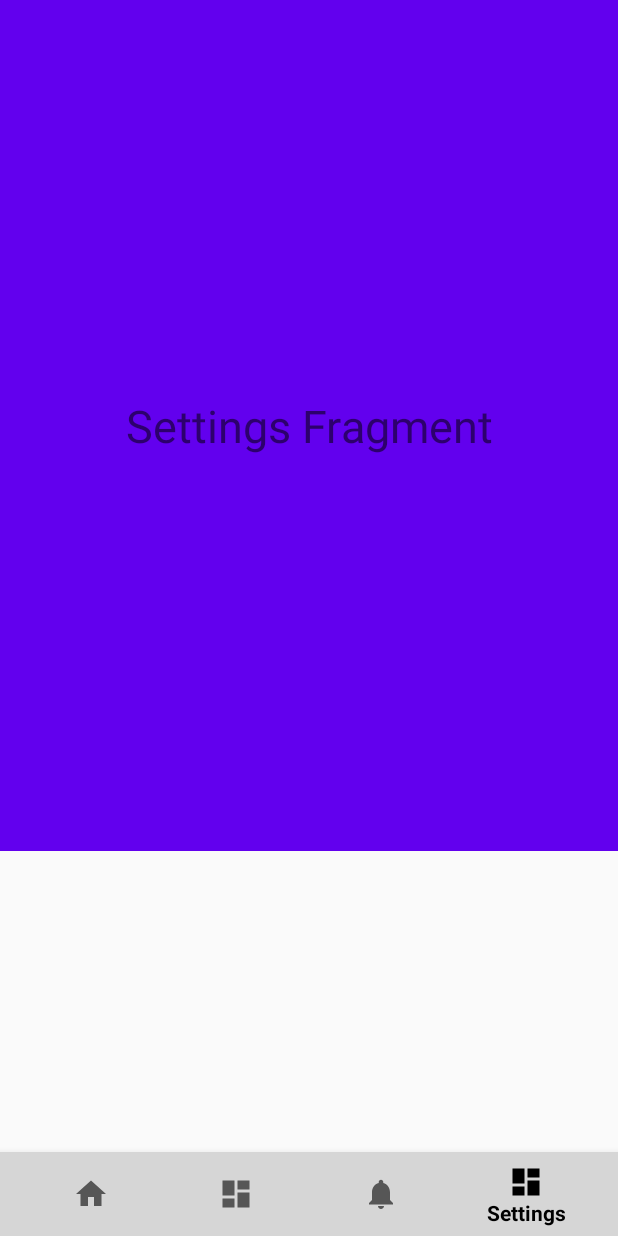
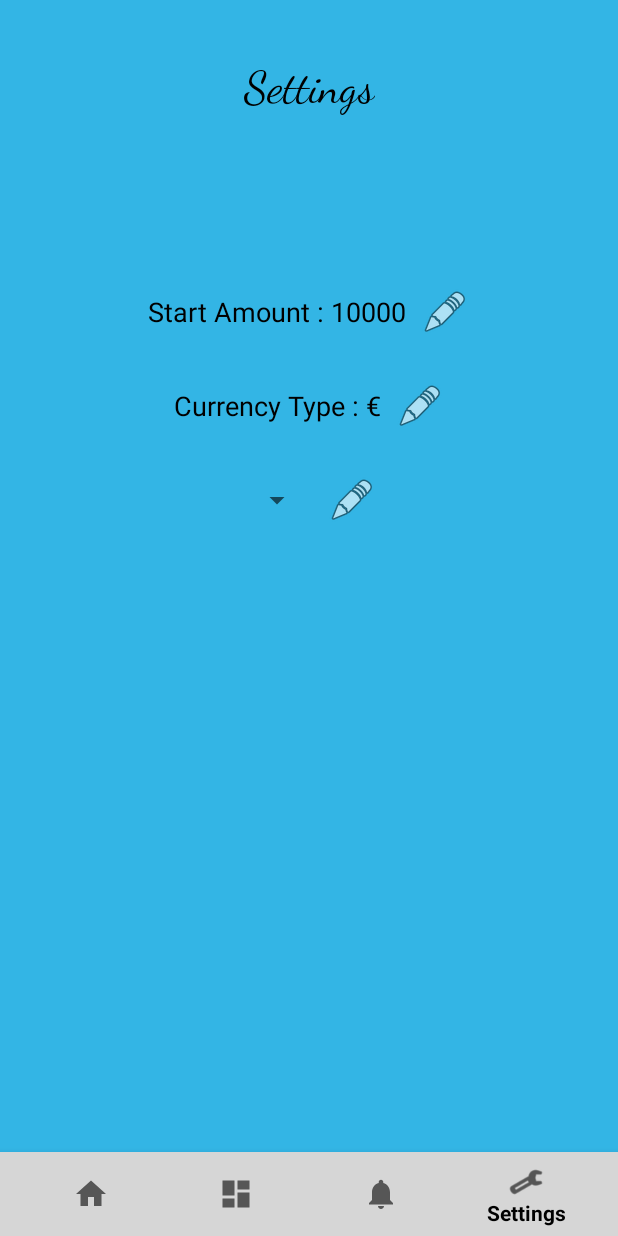
Before and after one commit to JDevs10/Analyst, an Android app: the screen it shows after launch (HomeActivity), item 4 of the bottom bar chosen, on a phone screen of 412 x 824 dp. Run offline under Robolectric (Android 15) with nearby library versions, the phone set to English and light mode, and no system bars.

Commit message:
adding ticket to the db is almost done; Settings Fragment front is done; Ticket list view front updated;

```diff
--- a/app/src/main/AndroidManifest.xml
+++ b/app/src/main/AndroidManifest.xml
@@ -9,7 +9,6 @@
         android:roundIcon="@mipmap/ic_launcher_round"
         android:supportsRtl="true"
         android:theme="@style/AppTheme">
-        <activity android:name=".EditTicketActivity"></activity>
         <activity android:name=".AddTicketActivity" />
         <activity
             android:name=".HomeActivity"
--- a/app/src/main/java/com/example/fragmenttest/EditTicketActivity.java
+++ /dev/null
@@ -1,13 +0,0 @@
-package com.example.fragmenttest;
-
-import android.support.v7.app.AppCompatActivity;
-import android.os.Bundle;
-
-public class EditTicketActivity extends AppCompatActivity {
-
-    @Override
-    protected void onCreate(Bundle savedInstanceState) {
-        super.onCreate(savedInstanceState);
-        setContentView(R.layout.activity_edit_ticket);
-    }
-}
--- a/app/src/main/java/com/example/fragmenttest/Fragments/ListFragment.java
+++ b/app/src/main/java/com/example/fragmenttest/Fragments/ListFragment.java
@@ -80,19 +80,7 @@ public class ListFragment extends Fragment {
         ticketArrayList = new ArrayList<>();
         db = new DatabaseHelper(getContext());
 
-
-        ticketArrayList.add(new Ticket(1,"Food Delux","Food","-",26.50,"€",timeStamp));
-        ticketArrayList.add(new Ticket(1,"Food Max","Food","-",6.50,"€",timeStamp));
-        ticketArrayList.add(new Ticket(1,"Food Me","House","-",46.10,"€",timeStamp));
-        ticketArrayList.add(new Ticket(1,"Food Hello","Food","-",999.50,"€","2019-10-26 06:05:00"));
-        ticketArrayList.add(new Ticket(1,"Food Delux","House","-",2699.50,"€",timeStamp));
-        ticketArrayList.add(new Ticket(1,"Food Max","Food","-",99995.50,"€",timeStamp));
-        ticketArrayList.add(new Ticket(1,"Food Me","Food","-",46.10,"€",timeStamp));
-        ticketArrayList.add(new Ticket(1,"Food Hello","Electronics","-",2.50,"€","2019-08-10 06:05:00"));
-        ticketArrayList.add(new Ticket(1,"Food Delux","Food","-",26.50,"€",timeStamp));
-        ticketArrayList.add(new Ticket(1,"Food Max","Food","-",6.50,"€",timeStamp));
-        ticketArrayList.add(new Ticket(1,"Food Me","Electronics","-",46.10,"€",timeStamp));
-        ticketArrayList.add(new Ticket(1,"Food Hello","Bank","-",2.50,"€",timeStamp));
+        getTickets();
 
     }
 
@@ -227,12 +215,36 @@ public class ListFragment extends Fragment {
         categoriesList.add("House");
     }
 
+    private void getTickets(){
+        Cursor res = db.getAllTicketData();
+
+        ticketArrayList.clear();
+        if (res.getCount() == 0){
+            Toast.makeText(getContext(), "ERROR : No Ticket(s) Found", Toast.LENGTH_SHORT).show();
+            ticketArrayList.add(new Ticket(1,"Welcome","You have no ticket(s), press the add button to get started !!!","-",10.26,"€",timeStamp));
+            return;
+        }
+
+        while (res.moveToNext()){
+            Ticket ticket = new Ticket();
+            ticket.setId(res.getInt(0));
+            ticket.setName(res.getString(1));
+            ticket.setCategory(res.getString(2));
+            ticket.setTicketType(res.getString(3));
+            ticket.setCurrency(res.getDouble(4));
+            ticket.setCurrencyType(res.getString(5));
+            ticket.setDate(res.getString(6));
+            ticketArrayList.add(ticket);
+        }
+    }
+
     //Add new Tickets
     private void openAddTicket(){
         Intent intent = new Intent(ListFragment.this.getContext(), AddTicketActivity.class);
         startActivity(intent);
     }
 
+    //Ticket Update popup
     private void InitUpdateDialog(final Ticket ticket, final int position, View view) {
 
         final EditText et_update_name = (EditText) view.findViewById(R.id.fragment_list_dialog_update_et_update_name);
--- /dev/null
+++ b/app/src/main/res/drawable/round_edges.xml
@@ -0,0 +1,11 @@
+<?xml version="1.0" encoding="utf-8"?>
+<shape xmlns:android="http://schemas.android.com/apk/res/android">
+    <gradient
+        android:endColor="@color/default_android"
+        android:centerColor="@color/default_android"
+        android:startColor="@color/default_android"
+        android:angle="270" />
+
+    <corners
+        android:radius="20dp" />
+</shape>
--- a/app/src/main/res/layout/activity_edit_ticket.xml
+++ /dev/null
@@ -1,9 +0,0 @@
-<?xml version="1.0" encoding="utf-8"?>
-<android.support.constraint.ConstraintLayout xmlns:android="http://schemas.android.com/apk/res/android"
-    xmlns:app="http://schemas.android.com/apk/res-auto"
-    xmlns:tools="http://schemas.android.com/tools"
-    android:layout_width="match_parent"
-    android:layout_height="match_parent"
-    tools:context=".EditTicketActivity">
-
-</android.support.constraint.ConstraintLayout>
--- a/app/src/main/res/layout/activity_home.xml
+++ b/app/src/main/res/layout/activity_home.xml
@@ -5,13 +5,15 @@
     android:id="@+id/container"
     android:layout_width="match_parent"
     android:layout_height="match_parent"
+    android:background="@android:color/holo_blue_light"
     tools:context=".HomeActivity">
 
     <FrameLayout
         android:id="@+id/fragment_container"
         android:layout_width="match_parent"
-        android:layout_height="wrap_content"
-        android:layout_above="@id/navigation"/>
+        android:layout_height="match_parent"
+        android:layout_above="@id/navigation"
+        app:layout_constraintBottom_toTopOf="@+id/navigation" />
 
     <android.support.design.widget.BottomNavigationView
         android:id="@+id/navigation"
--- a/app/src/main/res/layout/custom_ticket.xml
+++ b/app/src/main/res/layout/custom_ticket.xml
@@ -2,8 +2,9 @@
 <LinearLayout xmlns:android="http://schemas.android.com/apk/res/android"
     android:layout_width="match_parent"
     android:layout_height="wrap_content"
-    android:background="@color/default_android"
+    android:background="@drawable/round_edges"
     android:orientation="horizontal"
+    android:layout_margin="10dp"
     android:padding="10dp">
 
     <LinearLayout
--- a/app/src/main/res/layout/fragment_settings.xml
+++ b/app/src/main/res/layout/fragment_settings.xml
@@ -1,27 +1,115 @@
 <?xml version="1.0" encoding="utf-8"?>
-<android.support.constraint.ConstraintLayout
-    xmlns:android="http://schemas.android.com/apk/res/android"
+<android.support.constraint.ConstraintLayout xmlns:android="http://schemas.android.com/apk/res/android"
     xmlns:app="http://schemas.android.com/apk/res-auto"
     xmlns:tools="http://schemas.android.com/tools"
     android:layout_width="match_parent"
     android:layout_height="match_parent"
-    android:background="@color/design_default_color_primary">
+    android:background="@android:color/holo_blue_light">
 
     <TextView
+        android:id="@+id/textView4"
         android:layout_width="wrap_content"
         android:layout_height="wrap_content"
         android:layout_centerInParent="true"
-        android:layout_marginBottom="263dp"
-        android:layout_marginEnd="69dp"
-        android:layout_marginLeft="70dp"
-        android:layout_marginRight="69dp"
-        android:layout_marginStart="70dp"
-        android:layout_marginTop="263dp"
-        android:text="Settings Fragment"
+        android:layout_marginStart="162dp"
+        android:layout_marginLeft="162dp"
+        android:layout_marginTop="40dp"
+        android:layout_marginEnd="162dp"
+        android:layout_marginRight="162dp"
+        android:layout_marginBottom="8dp"
+        android:text="Settings"
+        android:textColor="@color/colorBlack"
         android:textSize="30sp"
-        app:layout_constraintBottom_toBottomOf="parent"
+        app:fontFamily="cursive"
         app:layout_constraintEnd_toEndOf="parent"
         app:layout_constraintStart_toStartOf="parent"
         app:layout_constraintTop_toTopOf="parent" />
 
+    <LinearLayout
+        android:id="@+id/linearLayout"
+        android:layout_width="match_parent"
+        android:layout_height="wrap_content"
+        android:layout_marginTop="100dp"
+        android:gravity="center"
+        android:orientation="vertical"
+        app:layout_constraintTop_toBottomOf="@+id/textView4"
+        tools:layout_editor_absoluteX="16dp">
+
+        <LinearLayout
+            android:layout_width="match_parent"
+            android:layout_height="wrap_content"
+            android:gravity="center"
+            android:orientation="horizontal"
+            android:padding="15dp">
+
+            <TextView
+                android:id="@+id/textView_fragment_settings_startAmouce"
+                android:layout_width="wrap_content"
+                android:layout_height="wrap_content"
+                android:text="Start Amount : 10000"
+                android:textColor="@color/colorBlack"
+                android:textSize="18sp"
+                tools:layout_editor_absoluteX="134dp"
+                tools:layout_editor_absoluteY="263dp" />
+
+            <TextView
+                android:id="@+id/textView_fragment_settings_startAmouce_edit"
+                android:layout_width="wrap_content"
+                android:layout_height="wrap_content"
+                android:layout_marginLeft="10dp"
+                android:drawableLeft="@android:drawable/ic_menu_edit"
+                android:textSize="18sp" />
+        </LinearLayout>
+
+        <LinearLayout
+            android:layout_width="match_parent"
+            android:layout_height="wrap_content"
+            android:gravity="center"
+            android:orientation="horizontal"
+            android:padding="15dp">
+
+            <TextView
+                android:id="@+id/textView_fragment_settings_ccurrencyType"
+                android:layout_width="wrap_content"
+                android:layout_height="wrap_content"
+                android:text="Currency Type : €"
+                android:textColor="@color/colorBlack"
+                android:textSize="18sp"
+                tools:layout_editor_absoluteX="134dp"
+                tools:layout_editor_absoluteY="263dp" />
+
+            <TextView
+                android:id="@+id/textView_fragment_settings_ccurrencyType_edit"
+                android:layout_width="wrap_content"
+                android:layout_height="wrap_content"
+                android:layout_marginLeft="10dp"
+                android:drawableLeft="@android:drawable/ic_menu_edit"
+                android:textSize="18sp" />
+        </LinearLayout>
+
+        <LinearLayout
+            android:layout_width="match_parent"
+            android:layout_height="wrap_content"
+            android:gravity="center"
+            android:orientation="horizontal"
+            android:padding="15dp">
+
+            <Spinner
+                android:id="@+id/spinner_fragment_settings_category"
+                android:layout_width="wrap_content"
+                android:layout_height="wrap_content"
+                android:textColor="@color/colorBlack"
+                android:textSize="18sp" />
+
+            <TextView
+                android:id="@+id/textView_fragment_settings_category_edit"
+                android:layout_width="wrap_content"
+                android:layout_height="wrap_content"
+                android:layout_marginLeft="10dp"
+                android:drawableLeft="@android:drawable/ic_menu_edit"
+                android:textSize="18sp" />
+        </LinearLayout>
+
+    </LinearLayout>
+
 </android.support.constraint.ConstraintLayout>
--- a/app/src/main/res/menu/navigation.xml
+++ b/app/src/main/res/menu/navigation.xml
@@ -18,7 +18,7 @@
 
     <item
         android:id="@+id/navigation_settings"
-        android:icon="@drawable/ic_dashboard_black_24dp"
+        android:icon="@android:drawable/ic_menu_manage"
         android:title="@string/navigation_settings" />
 
 </menu>
```
